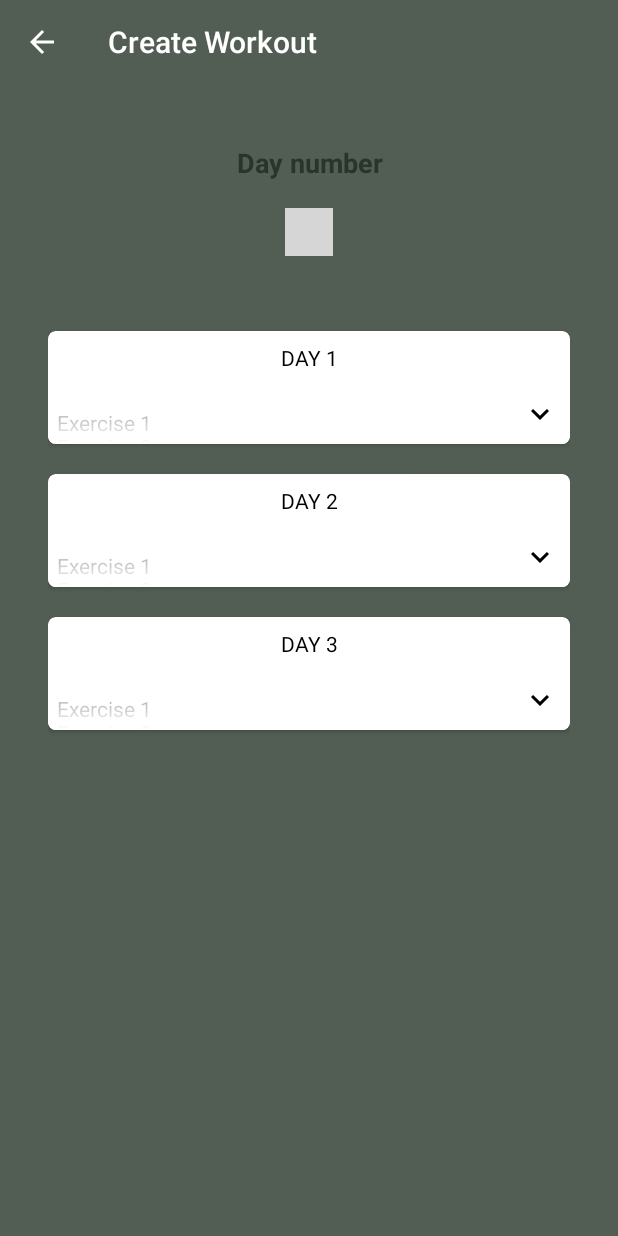
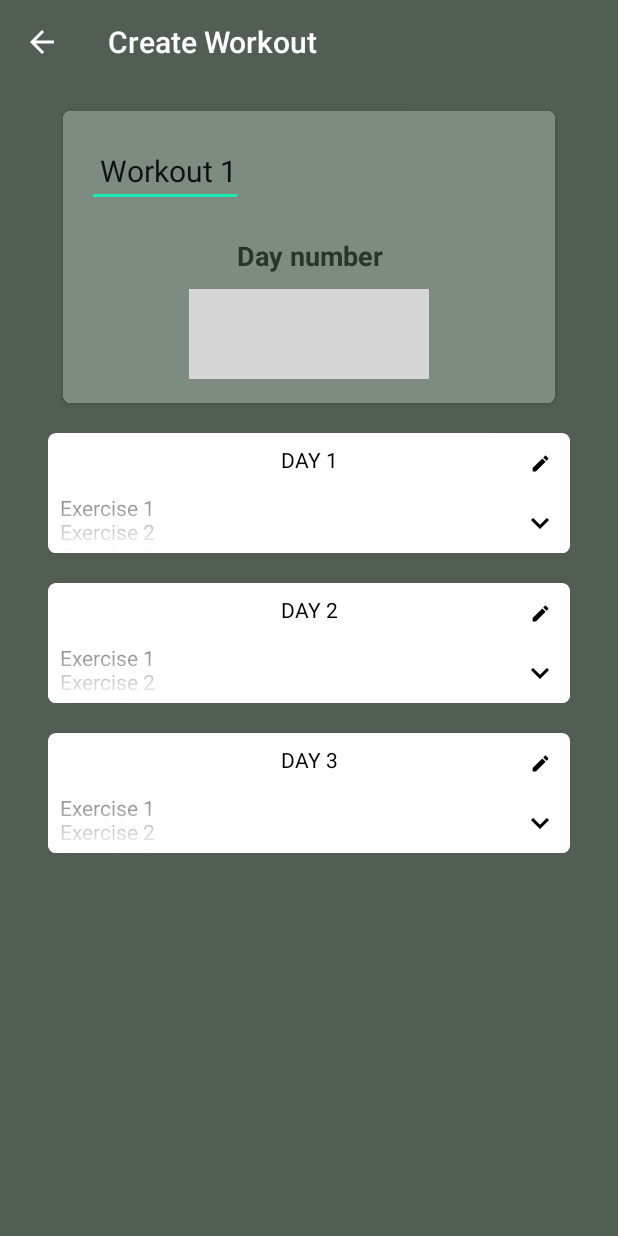
Before and after one commit to augarte/Sendo-Android, an Android app: the CreateWorkoutActivity screen opened directly, with no data from a screen before it, on a phone screen of 412 x 824 dp. Run offline under Robolectric (Android 15) with nearby library versions, the phone set to English and light mode, and no system bars; plain views replace NumberPicker; 2 statements that could not run were skipped; grey boxes are pictures that could not be loaded.

Commit message:
createWorkoutAdapter animation almost fixed

```diff
--- a/app/src/main/java/augarte/sendo/Utils.kt
+++ b/app/src/main/java/augarte/sendo/Utils.kt
@@ -7,3 +7,9 @@ val Int.toDp: Int
 
 val Int.toPx: Int
     get() = (this * Resources.getSystem().displayMetrics.density).toInt()
+
+val Int.toDpF: Float
+    get() = (this / Resources.getSystem().displayMetrics.density)
+
+val Int.toPxF: Float
+    get() = (this * Resources.getSystem().displayMetrics.density)
--- a/app/src/main/java/augarte/sendo/activity/CreateWorkoutActivity.kt
+++ b/app/src/main/java/augarte/sendo/activity/CreateWorkoutActivity.kt
@@ -1,18 +1,17 @@
 package augarte.sendo.activity
 
 import android.os.Bundle
-import android.os.Handler
 import androidx.appcompat.app.AppCompatActivity
-import augarte.sendo.R
 import kotlinx.android.synthetic.main.app_bar_main.*
 import android.util.Log
-import android.view.animation.AnimationUtils
 import androidx.recyclerview.widget.LinearLayoutManager
 import augarte.sendo.adapter.CreateWorkoutAdapter
 import augarte.sendo.dataModel.Day
 import kotlinx.android.synthetic.main.activity_create_workout.*
-import android.view.animation.Animation.AnimationListener
-import android.view.animation.Animation
+import androidx.recyclerview.widget.RecyclerView
+import androidx.recyclerview.widget.DefaultItemAnimator
+import android.view.animation.AnimationUtils.loadAnimation
+import augarte.sendo.R
 
 
 class CreateWorkoutActivity : AppCompatActivity() {
@@ -21,7 +20,7 @@ class CreateWorkoutActivity : AppCompatActivity() {
 
     override fun onCreate(savedInstanceState: Bundle?) {
         super.onCreate(savedInstanceState)
-        setContentView(R.layout.activity_create_workout)
+        setContentView(augarte.sendo.R.layout.activity_create_workout)
 
         setSupportActionBar(toolbar)
 
@@ -34,61 +33,36 @@ class CreateWorkoutActivity : AppCompatActivity() {
             dayList.add(day)
         }
 
-        val workoutAdapter = CreateWorkoutAdapter(dayList)
+        val lManager = LinearLayoutManager(applicationContext)
+        val workoutAdapter = CreateWorkoutAdapter(dayList, day_rv)
+        val animator = object : DefaultItemAnimator() {
+            override fun canReuseUpdatedViewHolder(viewHolder: RecyclerView.ViewHolder): Boolean {
+                return true
+            }
+        }
         day_rv.apply {
-            layoutManager = LinearLayoutManager(context)
+            itemAnimator = animator
+            layoutManager = lManager
             adapter = workoutAdapter
         }
 
         number_picker.value = initialDayNum
         number_picker.setOnClickListener { Log.d("tag", "Click on current value") }
-        number_picker.setOnValueChangedListener { picker, oldVal, newVal ->
-            var changes = newVal - oldVal
-            var negative = false
-            if (changes < 0) {
-                negative = true
-                changes *= -1
+        number_picker.setOnValueChangedListener { _, oldVal, newVal ->
+            if (newVal - oldVal > 0) {
+                val d = Day()
+                d.name = "DAY $newVal"
+                //dayList.add(oldVal, d)
+                day_rv.post{workoutAdapter.addItem(oldVal, d)}
             }
-            for (i in 0 until changes) {
-                if (negative) {
-                    //dayList.removeAt(pos)
-                    //workoutAdapter.notifyItemChanged(pos)
-                        val anim = AnimationUtils.loadAnimation(this, android.R.anim.slide_out_right)
-                        if (!anim.hasStarted() || anim.hasEnded()) {
-                            val pos = dayList.size - 1
-                            anim.duration = 200
-                            day_rv.findViewHolderForAdapterPosition(pos)?.itemView?.startAnimation(anim)
+            else if (newVal - oldVal < 0) {
+                //dayList.removeAt(newVal)
+                day_rv.post{workoutAdapter.deleteItem(newVal)}
+            }
+        }
 
-                            /*anim.setAnimationListener(object : AnimationListener {
-                                override fun onAnimationStart(animation: Animation) {
+        val shake = loadAnimation(this, R.anim.hovering)
+        create_workout_button.startAnimation(shake)
 
-                                }
-
-                                override fun onAnimationEnd(animation: Animation) {
-                                    dayList.removeAt(pos)
-                                    workoutAdapter.notifyDataSetChanged()
-                                }
-
-                                override fun onAnimationRepeat(animation: Animation) {
-
-                                }
-                            })*/
-
-                            Handler().postDelayed({
-                                dayList.removeAt(pos)
-                                workoutAdapter.notifyDataSetChanged()
-                            }, anim.duration)
-                        }
-                }
-                else {
-                    val pos = dayList.size
-                    val d = Day()
-                    d.name = "DAY " + (pos+1)
-                    dayList.add(d)
-                    workoutAdapter.notifyItemChanged(pos)
-                }
-            }
-
-        }
     }
 }
--- a/app/src/main/java/augarte/sendo/adapter/CreateWorkoutAdapter.kt
+++ b/app/src/main/java/augarte/sendo/adapter/CreateWorkoutAdapter.kt
@@ -1,5 +1,9 @@
 package augarte.sendo.adapter
 
+import android.animation.Animator
+import android.content.Context
+import android.content.Intent
+import android.util.Log
 import android.view.LayoutInflater
 import android.view.View
 import android.view.ViewGroup
@@ -9,9 +13,12 @@ import androidx.recyclerview.widget.RecyclerView
 import augarte.sendo.*
 import augarte.sendo.dataModel.Day
 import augarte.sendo.dataModel.Exercise
+import kotlinx.android.synthetic.main.activity_create_workout.*
 import kotlinx.android.synthetic.main.item_day_card.view.*
 
-class CreateWorkoutAdapter(private val items : ArrayList<Day>) : RecyclerView.Adapter<CreateWorkoutAdapter.ViewHolder>() {
+class CreateWorkoutAdapter(private val items : ArrayList<Day>, val rv : RecyclerView) : RecyclerView.Adapter<CreateWorkoutAdapter.ViewHolder>() {
+
+    var newItem : Boolean = false
 
     override fun onCreateViewHolder(parent: ViewGroup, viewType: Int): ViewHolder {
         val inflater = LayoutInflater.from(parent.context)
@@ -28,10 +35,10 @@ class CreateWorkoutAdapter(private val items : ArrayList<Day>) : RecyclerView.Ad
         var listener = View.OnClickListener {
             if (holder.arrow.rotation == 0f) {
                 Animations.rotate(holder.arrow, 180f)
-                Animations.toggleCardBody(holder.card as View, 75.toPx, 175.toPx)
+                Animations.toggleCardBody(holder.card, 80.toPx, 180.toPx)
             } else {
                 Animations.rotate(holder.arrow, 0f)
-                Animations.toggleCardBody(holder.card as View, 175.toPx, 75.toPx)
+                Animations.toggleCardBody(holder.card, 180.toPx, 80.toPx)
             }
         }
 
@@ -43,6 +50,66 @@ class CreateWorkoutAdapter(private val items : ArrayList<Day>) : RecyclerView.Ad
             holder.arrow.invalidate()
         }
         holder.arrow.setOnClickListener(listener)
+
+        holder.edit.setOnClickListener{
+            //val intent = Intent()
+            //context.startActivity(new Intent(activity, NVirementEmmeteur.class));
+        }
+
+        if (position!=0 && !newItem)  {
+            holder.itemView.z -= 1*position
+            holder.itemView.y = ((-100)*position).toPxF
+            holder.itemView.animate().setDuration(300).translationYBy((100*position).toPxF).zBy(1f*position)
+            newItem = false
+        }
+        else if (newItem) {
+            holder.itemView.z -= 1
+            holder.itemView.y = ((-100)).toPxF
+            rv.post{holder.itemView.animate().setDuration(400).translationYBy((100).toPxF).zBy(1f)}
+        }
+    }
+
+    fun addItem(pos: Int, d: Day) {
+        newItem = true
+        rv.post{
+            items.add(d)
+            notifyItemInserted(items.size)
+        }
+    }
+
+    fun deleteItem(pos : Int){
+        val view = rv.layoutManager!!.getChildAt(pos)
+        if(view != null){
+            if (view!!.drop_arrow.rotation != 0f) {
+                view.drop_arrow?.animate()?.rotation(0f)
+                Animations.toggleCardBody(view.card as View, 180.toPx, 80.toPx)
+            }
+            view.z -= 1
+            view.animate()?.translationYBy((-100).toPxF)?.setListener(object : Animator.AnimatorListener {
+                override fun onAnimationStart(animation: Animator) {
+                }
+
+                override fun onAnimationEnd(animation: Animator) {
+                    if (items.size>pos){
+                        view.animate()?.setDuration(0)?.alpha(0f)?.translationYBy((100).toPxF)
+                        rv.post{
+                            items.removeAt(pos)
+                            notifyItemRemoved(items.size)
+                        }
+                    }
+                }
+
+                override fun onAnimationCancel(animation: Animator) {
+                }
+
+                override fun onAnimationRepeat(animation: Animator) {
+                }
+            })
+        }
+        else {
+            items.removeAt(pos)
+            notifyItemChanged(pos)
+        }
     }
 
     override fun getItemCount(): Int {
@@ -52,7 +119,9 @@ class CreateWorkoutAdapter(private val items : ArrayList<Day>) : RecyclerView.Ad
     fun createExerciseList(exercises : ArrayList<Exercise>) : String {
         var exerciseListString = ""
         for (e in exercises) {
-            exerciseListString += "\n" + e.name
+            exerciseListString += if (e == exercises[0]) e.name
+            else "\n" + e.name
+
         }
         return exerciseListString
     }
@@ -63,6 +132,7 @@ class CreateWorkoutAdapter(private val items : ArrayList<Day>) : RecyclerView.Ad
         val card_title : TextView = view.card_title
         val exercise_list : TextView = view.exercise_list
         val arrow : ImageButton = view.drop_arrow
+        val edit : ImageButton = view.edit
 
     }
 }
--- /dev/null
+++ b/app/src/main/res/drawable/ic_edit.xml
@@ -0,0 +1,9 @@
+<vector xmlns:android="http://schemas.android.com/apk/res/android"
+    android:width="24dp"
+    android:height="24dp"
+    android:viewportWidth="24"
+    android:viewportHeight="24">
+  <path
+      android:fillColor="#FF000000"
+      android:pathData="M3,17.25V21h3.75L17.81,9.94l-3.75,-3.75L3,17.25zM20.71,7.04c0.39,-0.39 0.39,-1.02 0,-1.41l-2.34,-2.34c-0.39,-0.39 -1.02,-0.39 -1.41,0l-1.83,1.83 3.75,3.75 1.83,-1.83z"/>
+</vector>
--- a/app/src/main/res/layout/activity_create_workout.xml
+++ b/app/src/main/res/layout/activity_create_workout.xml
@@ -18,25 +18,48 @@
         android:layout_width="match_parent"
         android:layout_height="match_parent"
         android:layout_marginTop="?attr/actionBarSize"
-        android:padding="@dimen/padding_xlarge"
+        android:paddingTop="@dimen/padding_medium"
+        android:paddingStart="@dimen/padding_xlarge"
+        android:paddingEnd="@dimen/padding_xlarge"
+        android:clipToPadding="false"
         android:orientation="vertical">
 
+        <androidx.cardview.widget.CardView
+            android:layout_width="match_parent"
+            android:layout_height="wrap_content"
+            android:layout_margin="@dimen/margin_small"
+            app:cardCornerRadius="5dp">
+
+            <LinearLayout
+                android:layout_width="match_parent"
+                android:layout_height="wrap_content"
+                android:padding="@dimen/padding_large"
+                android:background="@color/colorPrimaryLight"
+                android:elevation="5dp"
+                android:orientation="vertical">
+                <EditText
+                    android:id="@+id/workout_title"
+                    android:layout_width="wrap_content"
+                    android:layout_height="wrap_content"
+                    android:text=" Workout 1"
+                    android:textSize="@dimen/text_xlarge"
+                    android:maxLength="30"
+                    android:inputType="text"/>
                 <TextView
                     android:layout_width="match_parent"
                     android:layout_height="wrap_content"
+                    android:layout_marginTop="@dimen/margin_small_medium"
                     android:text="Day number"
                     android:textColor="@color/primaryText"
-            android:padding="@dimen/padding_medium"
                     android:gravity="center_horizontal"
                     android:textSize="@dimen/text_large"
                     android:textStyle="bold"/>
 
                 <com.shawnlin.numberpicker.NumberPicker
                     android:id="@+id/number_picker"
-            android:layout_width="wrap_content"
-            android:layout_height="wrap_content"
+                    android:layout_width="@dimen/view_large"
+                    android:layout_height="@dimen/view_medium_plus"
                     android:layout_marginTop="@dimen/margin_small"
-            android:layout_marginBottom="@dimen/margin_medium"
                     android:layout_gravity="center_horizontal"
                     app:np_orientation="horizontal"
                     app:np_dividerColor="@color/colorAccentLight"
@@ -49,6 +72,8 @@
                     app:np_min="1"
                     app:np_maxFlingVelocityCoefficient="10"
                     app:np_wrapSelectorWheel="false"/>
+            </LinearLayout>
+        </androidx.cardview.widget.CardView>
 
         <androidx.recyclerview.widget.RecyclerView
             android:id="@+id/day_rv"
@@ -57,4 +82,17 @@
 
     </LinearLayout>
 
+    <Button
+        android:id="@+id/create_workout_button"
+        android:layout_width="wrap_content"
+        android:layout_height="wrap_content"
+        android:gravity="center"
+        android:layout_marginBottom="@dimen/margin_medium"
+        android:text="Create"
+        android:backgroundTint="@color/colorAccentDark"
+        android:textAllCaps="true"
+        android:layout_centerInParent="true"
+        android:layout_alignParentBottom="true"
+        android:elevation="10dp"/>
+
 </RelativeLayout>
--- a/app/src/main/res/layout/item_day_card.xml
+++ b/app/src/main/res/layout/item_day_card.xml
@@ -4,7 +4,7 @@
     xmlns:app="http://schemas.android.com/apk/res-auto"
     android:id="@+id/card"
     android:layout_width="match_parent"
-    android:layout_height="75dp"
+    android:layout_height="80dp"
     android:layout_marginTop="@dimen/margin_small"
     android:layout_marginBottom="@dimen/margin_small"
     app:cardCornerRadius="5dp">
@@ -15,7 +15,7 @@
             <TextView
                 android:id="@+id/card_title"
                 android:layout_width="match_parent"
-                android:layout_height="wrap_content"
+                android:layout_height="40dp"
                 android:gravity="center_horizontal"
                 android:padding="@dimen/padding_medium"
                 android:text="DAY 1"
@@ -29,23 +29,26 @@
                 android:id="@+id/exercise_list"
                 android:layout_width="0dp"
                 android:layout_height="0dp"
-                android:paddingStart="@dimen/padding_medium_small"
-                android:paddingEnd="@dimen/padding_medium_small"
+                android:paddingStart="@dimen/padding_medium"
+                android:paddingEnd="@dimen/padding_medium"
                 app:layout_constraintTop_toBottomOf="@id/card_title"
                 app:layout_constraintBottom_toBottomOf="parent"
                 app:layout_constraintStart_toStartOf="parent"
                 app:layout_constraintEnd_toStartOf="@id/drop_arrow"/>
 
-<!--            <androidx.recyclerview.widget.RecyclerView
-                android:id="@+id/day_exercise_rv"
-                android:layout_width="0dp"
-                android:layout_height="0dp"
-                android:paddingStart="@dimen/padding_medium_small"
-                android:paddingEnd="@dimen/padding_medium_small"
-                app:layout_constraintTop_toBottomOf="@id/card_title"
-                app:layout_constraintBottom_toBottomOf="parent"
-                app:layout_constraintStart_toStartOf="parent"
-                app:layout_constraintEnd_toStartOf="@id/drop_arrow"/>-->
+            <androidx.appcompat.widget.AppCompatImageButton
+                android:id="@+id/edit"
+                android:layout_width="30dp"
+                android:layout_height="30dp"
+                android:elevation="5dp"
+                android:padding="@dimen/padding_medium"
+                android:background="?attr/selectableItemBackgroundBorderless"
+                android:src="@drawable/ic_edit"
+                android:scaleType="fitCenter"
+                app:layout_constraintTop_toTopOf="@id/card_title"
+                app:layout_constraintBottom_toBottomOf="@id/card_title"
+                app:layout_constraintStart_toStartOf="@id/drop_arrow"
+                app:layout_constraintEnd_toEndOf="@id/drop_arrow"/>
 
             <androidx.appcompat.widget.AppCompatImageButton
                 android:id="@+id/drop_arrow"
--- a/app/src/main/res/transition/change_image_transform.xml
+++ /dev/null
@@ -1,4 +0,0 @@
-<?xml version="1.0" encoding="utf-8"?>
-<transitionSet xmlns:android="http://schemas.android.com/apk/res/android">
-    <changeImageTransform/>
-</transitionSet>
--- a/app/src/main/res/values/dimens.xml
+++ b/app/src/main/res/values/dimens.xml
@@ -27,6 +27,7 @@
     <dimen name="pading_1dp">1dp</dimen>
 
     <!--MARGINS-->
+    <dimen name="margin_xsmall">5dp</dimen>
     <dimen name="margin_small">10dp</dimen>
     <dimen name="margin_small_plus">15dp</dimen>
     <dimen name="margin_small_medium">20dp</dimen>
```
Also changed, not shown: app/src/main/res/anim/hovering.xml (added, +26 -0 lines). Lines whose indentation alone changed are shown as unchanged.
